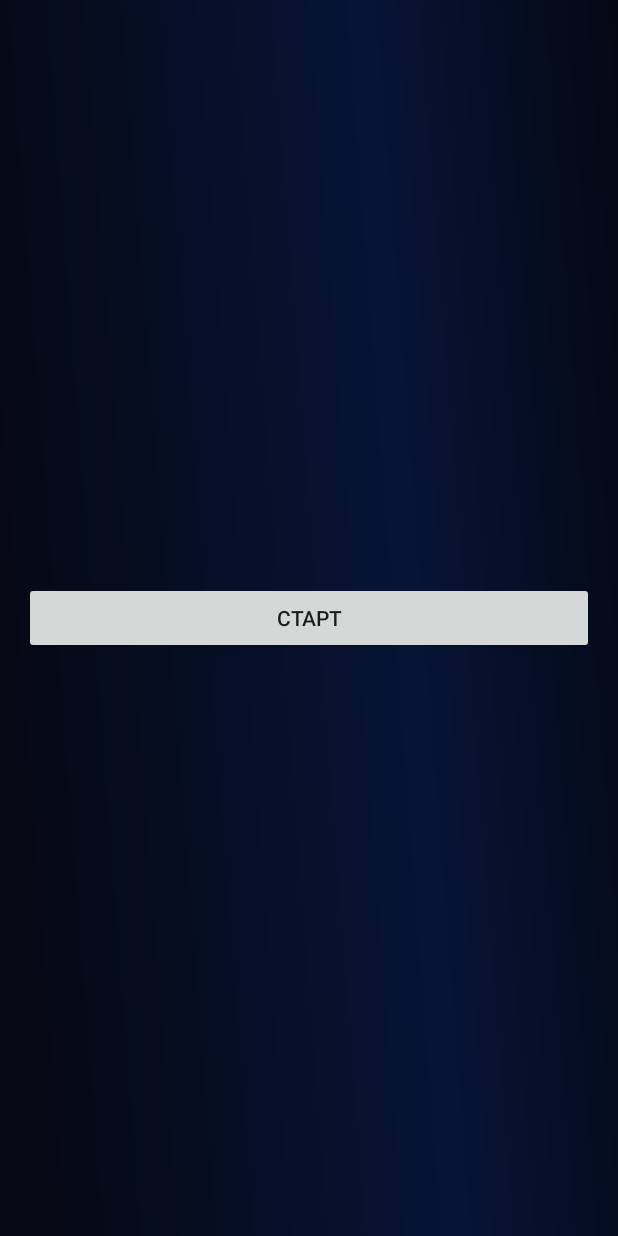
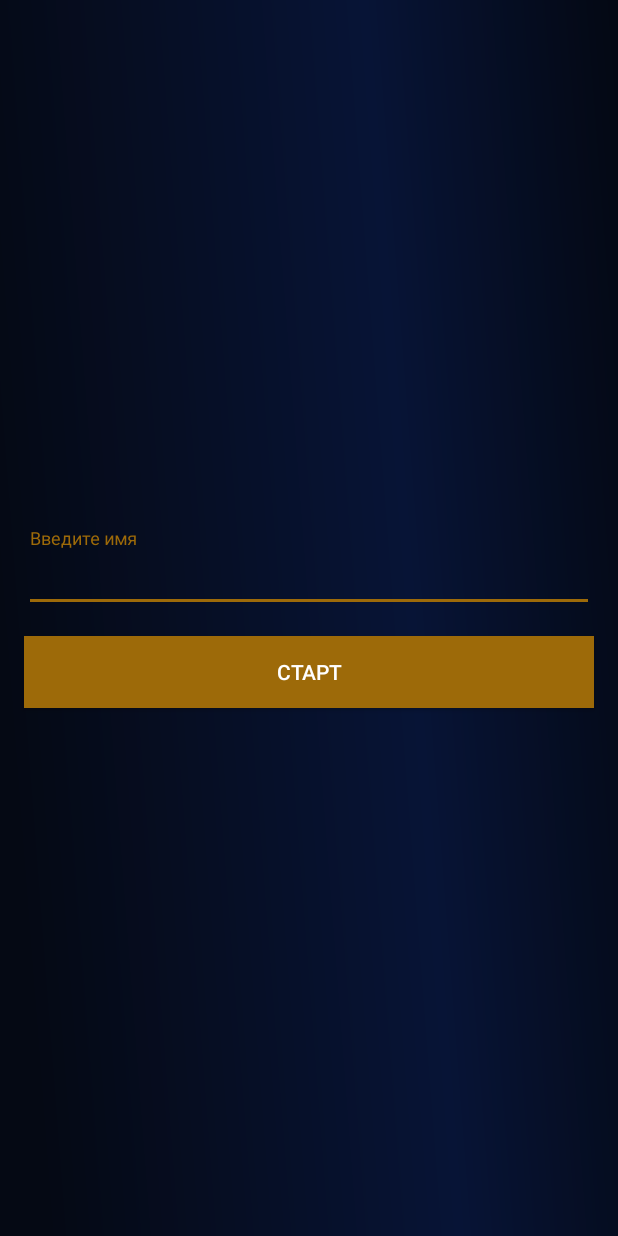
Before and after one commit to Nekobitlz/KingGame, an Android app: the screen it shows after launch (MainActivity), on a phone screen of 412 x 824 dp. Run offline under Robolectric (Android 15) with nearby library versions, the phone set to English and light mode, and no system bars.

Commit message:
Fix some ui issues

```diff
--- a/app/src/main/java/ru/spbstu/king_game/engine/controller/DebugGameStateController.kt
+++ b/app/src/main/java/ru/spbstu/king_game/engine/controller/DebugGameStateController.kt
@@ -64,4 +64,10 @@ class DebugGameStateController : GameStateController {
 
     override fun onGameClosed() {
     }
+
+    override fun onPauseRequest() {
+    }
+
+    override fun onResumeRequest() {
+    }
 }
--- a/app/src/main/java/ru/spbstu/king_game/engine/controller/GameStateController.kt
+++ b/app/src/main/java/ru/spbstu/king_game/engine/controller/GameStateController.kt
@@ -10,4 +10,6 @@ interface GameStateController {
     fun onCardSelected(card: CardVO)
 
     fun onGameClosed()
+    fun onPauseRequest()
+    fun onResumeRequest()
 }
--- a/app/src/main/java/ru/spbstu/king_game/engine/repository/CurrentUserRepository.kt
+++ b/app/src/main/java/ru/spbstu/king_game/engine/repository/CurrentUserRepository.kt
@@ -7,6 +7,8 @@ class CurrentUserRepository {
 
     val currentUserId: PlayerId? get() = currentUser?.id
 
+    var currentName: String? = null
+
     private var currentUser: PlayerVO? = null
 
     fun setCurrentUser(user: PlayerVO) {
--- a/app/src/main/java/ru/spbstu/king_game/engine/repository/DependencyProvider.kt
+++ b/app/src/main/java/ru/spbstu/king_game/engine/repository/DependencyProvider.kt
@@ -1,5 +1,6 @@
 package ru.spbstu.king_game.engine.repository
 
+import ru.spbstu.king_game.engine.controller.DebugGameStateController
 import ru.spbstu.king_game.engine.controller.GameStateController
 import ru.spbstu.king_game.engine.controller.WebsocketGameStateController
 import ru.spbstu.king_game.network.WebsocketService
--- /dev/null
+++ b/app/src/main/res/drawable/ic_pause.xml
@@ -0,0 +1,5 @@
+<vector android:height="19dp" android:tint="#FFFFFF"
+    android:viewportHeight="24" android:viewportWidth="24"
+    android:width="19dp" xmlns:android="http://schemas.android.com/apk/res/android">
+    <path android:fillColor="@android:color/white" android:pathData="M9,16h2L11,8L9,8v8zM12,2C6.48,2 2,6.48 2,12s4.48,10 10,10 10,-4.48 10,-10S17.52,2 12,2zM12,20c-4.41,0 -8,-3.59 -8,-8s3.59,-8 8,-8 8,3.59 8,8 -3.59,8 -8,8zM13,16h2L15,8h-2v8z"/>
+</vector>
--- a/app/src/main/res/layout/fragment_start.xml
+++ b/app/src/main/res/layout/fragment_start.xml
@@ -5,15 +5,41 @@
     android:layout_height="match_parent"
     android:background="@drawable/rectangle_background">
 
+    <com.google.android.material.textfield.TextInputLayout
+        android:id="@+id/name_field"
+        android:layout_width="match_parent"
+        android:layout_height="wrap_content"
+        android:layout_marginHorizontal="16dp"
+        android:hint="@string/name_field_hint"
+        android:textColorHint="#80FFFFFF"
+        app:hintTextColor="@color/accent_color"
+        app:boxStrokeColor="@color/accent_color"
+        app:layout_constraintBottom_toTopOf="@id/btn_start"
+        app:layout_constraintEnd_toEndOf="parent"
+        app:layout_constraintStart_toStartOf="parent"
+        app:layout_constraintTop_toTopOf="parent"
+        app:layout_constraintVertical_chainStyle="packed">
+
+        <com.google.android.material.textfield.TextInputEditText
+            android:id="@+id/et_name"
+            android:layout_width="match_parent"
+            android:layout_height="wrap_content"
+            android:backgroundTint="@color/accent_color"
+            android:textColor="@color/white" />
+    </com.google.android.material.textfield.TextInputLayout>
+
     <Button
         android:id="@+id/btn_start"
         android:layout_width="match_parent"
         android:layout_height="wrap_content"
         android:layout_marginHorizontal="16dp"
+        android:layout_marginTop="16dp"
+        android:background="@color/accent_color"
         android:text="@string/start"
+        android:textColor="@color/white"
         app:layout_constraintBottom_toBottomOf="parent"
         app:layout_constraintEnd_toEndOf="parent"
         app:layout_constraintStart_toStartOf="parent"
-        app:layout_constraintTop_toTopOf="parent" />
+        app:layout_constraintTop_toBottomOf="@id/name_field" />
 
 </androidx.constraintlayout.widget.ConstraintLayout>
--- a/app/src/main/res/values/strings.xml
+++ b/app/src/main/res/values/strings.xml
@@ -33,4 +33,5 @@
     <string name="yes">Да</string>
     <string name="no">Нет</string>
     <string name="game_rules_title">Правила игры</string>
+    <string name="name_field_hint">Введите имя</string>
 </resources>
--- a/app/src/main/res/values/themes.xml
+++ b/app/src/main/res/values/themes.xml
@@ -6,9 +6,9 @@
         <item name="colorPrimaryVariant">@color/purple_700</item>
         <item name="colorOnPrimary">@color/white</item>
         <!-- Secondary brand color. -->
-        <item name="colorSecondary">@color/teal_200</item>
-        <item name="colorSecondaryVariant">@color/teal_700</item>
-        <item name="colorOnSecondary">@color/black</item>
+        <item name="colorSecondary">@color/accent_color</item>
+        <item name="colorSecondaryVariant">@color/accent_color</item>
+        <item name="colorOnSecondary">@color/white</item>
         <!-- Status bar color. -->
         <item name="android:statusBarColor">?attr/colorPrimaryVariant</item>
         <!-- Customize your theme here. -->
@@ -18,5 +18,9 @@
         <item name="windowActionBar">false</item>
         <item name="windowNoTitle">true</item>
         <item name="android:windowFullscreen">true</item>
+
+        <item name="colorControlNormal">@color/accent_color</item>
+        <item name="colorControlActivated">@color/accent_color</item>
+        <item name="colorControlHighlight">@color/accent_color</item>
     </style>
 </resources>
```
Also changed, not shown: app/src/main/java/ru/spbstu/king_game/engine/controller/WebsocketGameStateController.kt (+19 -1 lines), app/src/main/java/ru/spbstu/king_game/view/CurrentGameFragment.kt (+7 -0 lines), app/src/main/java/ru/spbstu/king_game/view/StartFragment.kt (+12 -0 lines), app/src/main/java/ru/spbstu/king_game/view/custom/FieldView.kt (+51 -17 lines), app/src/main/res/layout/fragment_current_game.xml (+5 -3 lines).
